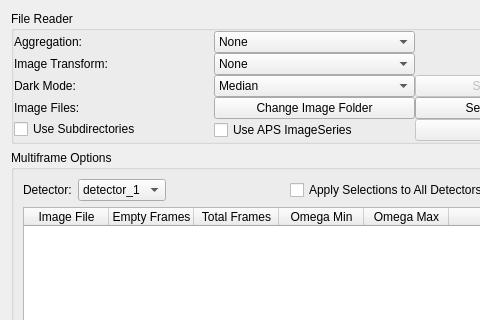
Above: hexrd/ui/resources/ui/load_panel.ui from HEXRD/hexrdgui before the change; both pictures show x 0 to 480 and y 0 to 320 of the 629 by 578 pixel window. Below: the same form after it.
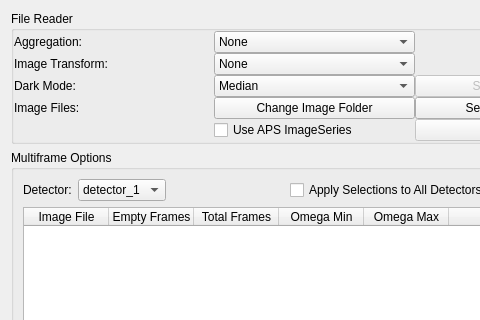
That is the form after the change.

Commit message:
Remove the directories attribute
Since the match_images function now automatically looks in sibling directories as
well, there is no need to track the selected directories or have the user check a
box to say they want to search subdirectories.

Patch:
```diff
--- a/hexrd/ui/resources/ui/load_panel.ui
+++ b/hexrd/ui/resources/ui/load_panel.ui
@@ -126,13 +126,6 @@
         </property>
        </widget>
       </item>
-      <item row="4" column="0">
-       <widget class="QCheckBox" name="subdirectories">
-        <property name="text">
-         <string>Use Subdirectories</string>
-        </property>
-       </widget>
-      </item>
       <item row="2" column="1">
        <widget class="QComboBox" name="darkMode">
         <item>
```
The commit also changes 2 other files.
